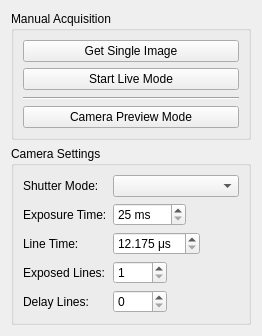
This is lightsheet/gui/panels/ui_acquisition_panel.ui in LIOMLab/lightsheet as Qt 5 draws it before an edit. The edited form follows.
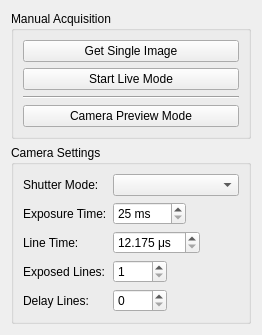
This is the edited form. Custom widgets are drawn as their Qt base class.

Commit message:
fix(gui): tokenize ui_acquisition_panel spacing and freeze .ui source
- Add `_s` import to `ui_acquisition_panel.py` and use `_s.PANEL_FLOOR`
  for the groupBox minimum height and `_s` token arithmetic for the
  `verticalSpacer_13` size.
- Zero out the `<height>` and `<width>/<height>` values in
  `ui_acquisition_panel.ui` so `pyside-uic` does not re-introduce the
  one-off `126` and `20/1` values if the form is recompiled. The
  generated `.py` remains the frozen, tokenized runtime artifact.

Full xdist suite: 1834 passed, 35 rig-only skips.

What changed in the file:
```diff
--- a/lightsheet/gui/panels/ui_acquisition_panel.ui
+++ b/lightsheet/gui/panels/ui_acquisition_panel.ui
@@ -14,7 +14,7 @@
      <property name="minimumSize">
       <size>
        <width>0</width>
-       <height>126</height>
+       <height>0</height>
       </size>
      </property>
      <property name="title">
@@ -71,8 +71,8 @@
           </property>
           <property name="sizeHint" stdset="0">
            <size>
-            <width>20</width>
-            <height>1</height>
+            <width>0</width>
+            <height>0</height>
            </size>
           </property>
          </spacer>
```
The commit also changes 1 other file.
